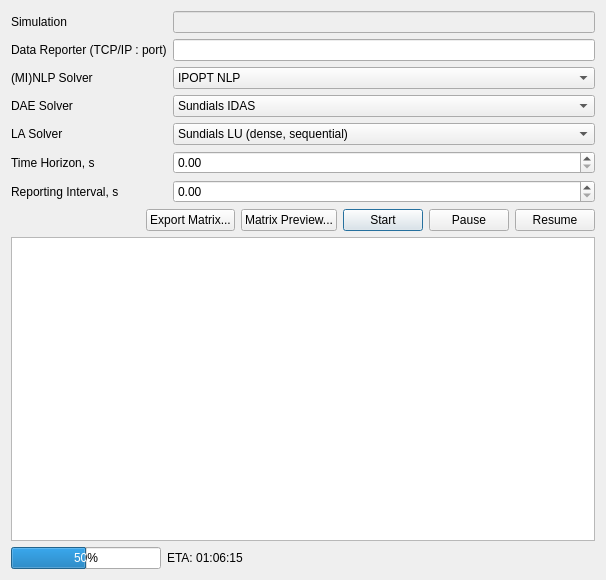
v1kko/daetools, file trunk/python-files/daeSimulator/Simulator.ui: the form before one commit.
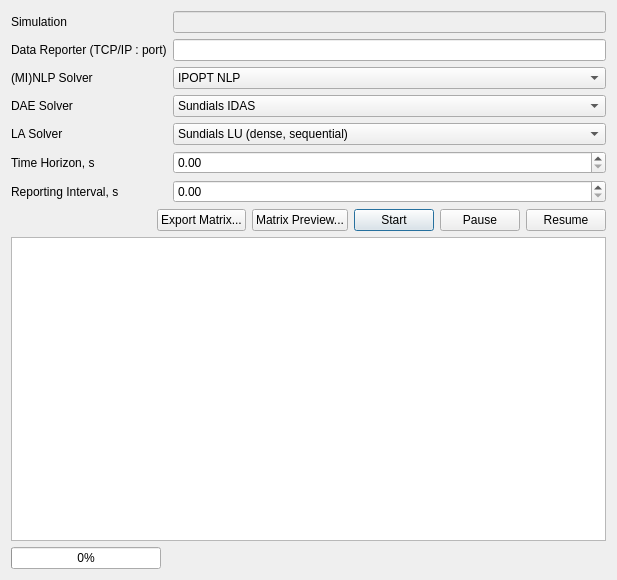
The form after the commit. Icons and pictures are not drawn.

The edit to the form file:
```diff
--- a/trunk/python-files/daeSimulator/Simulator.ui
+++ b/trunk/python-files/daeSimulator/Simulator.ui
@@ -6,7 +6,7 @@
    <rect>
     <x>0</x>
     <y>0</y>
-    <width>606</width>
+    <width>617</width>
     <height>580</height>
    </rect>
   </property>
@@ -353,7 +353,7 @@
         </size>
        </property>
        <property name="value">
-        <number>50</number>
+        <number>0</number>
        </property>
        <property name="invertedAppearance">
         <bool>false</bool>
@@ -363,7 +363,7 @@
      <item>
       <widget class="QLabel" name="progressLabel">
        <property name="text">
-        <string>ETA: 01:06:15</string>
+        <string/>
        </property>
       </widget>
      </item>
```
